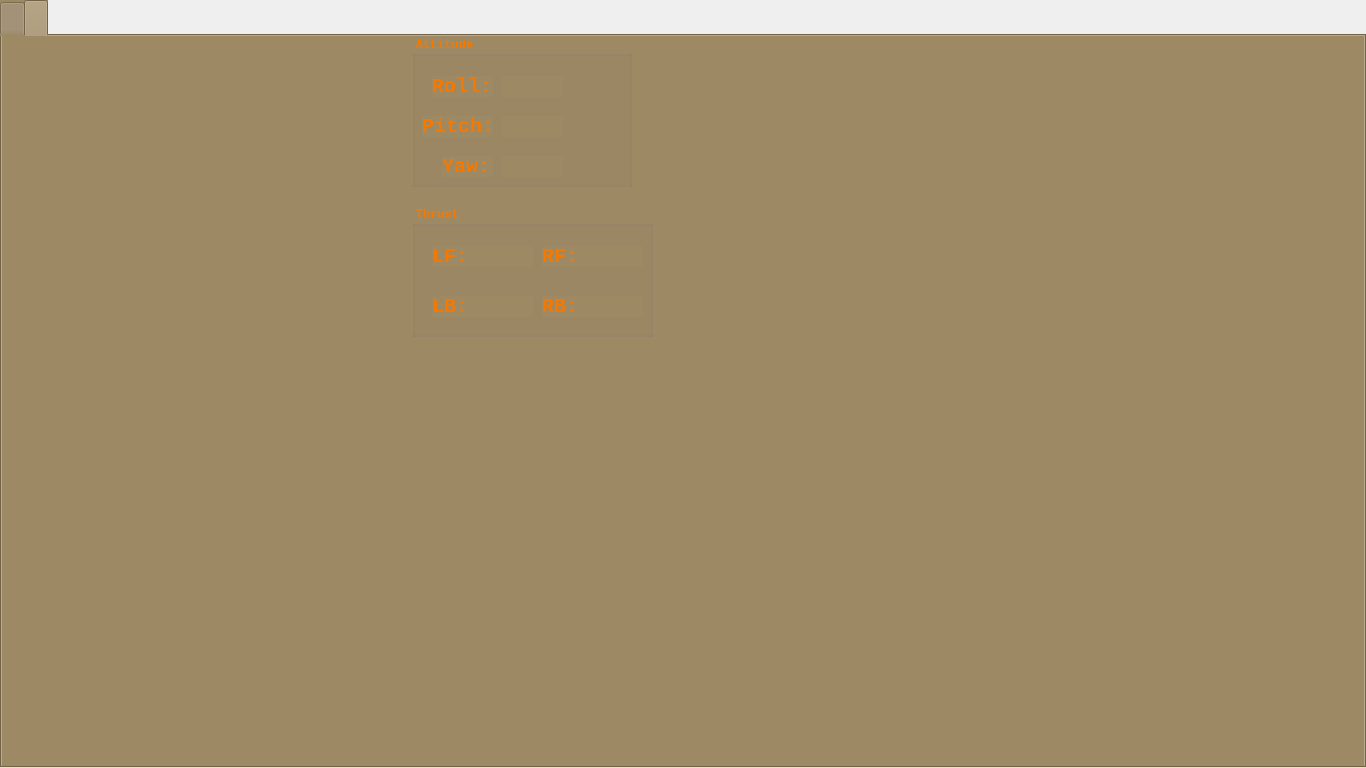
Before: the Qt Designer form GroundStation/mainwindow.ui in iron-kang/Qt, drawn with Qt 5.
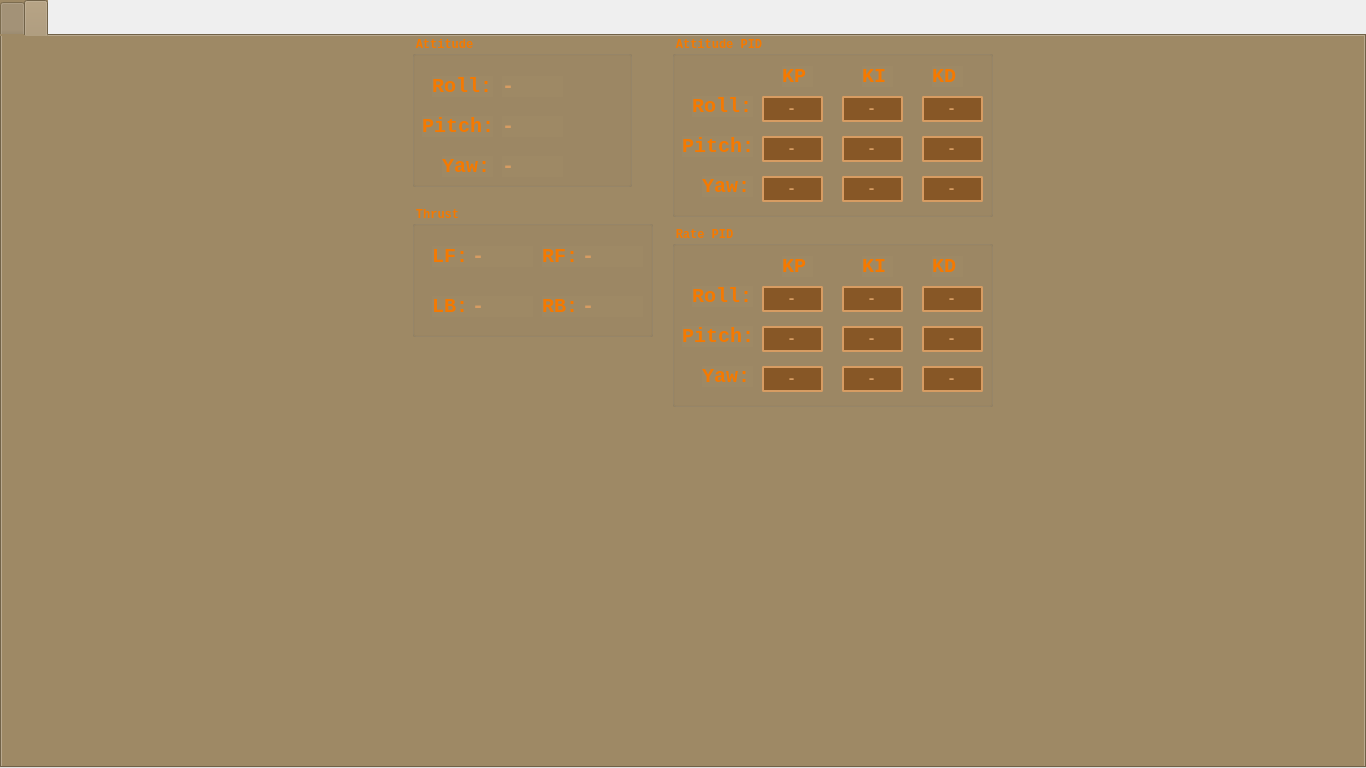
After: the same form once the commit is applied. The open tabs and pages were chosen to show the change. Icons and pictures are not drawn. Custom widgets are drawn as their Qt base class.

What changed in the file:
```diff
--- a/GroundStation/mainwindow.ui
+++ b/GroundStation/mainwindow.ui
@@ -527,10 +527,10 @@
         </font>
        </property>
        <property name="styleSheet">
-        <string notr="true">color:rgb(252, 175, 62)</string>
+        <string notr="true">color:rgb(215, 156, 98);</string>
        </property>
        <property name="text">
-        <string/>
+        <string>-</string>
        </property>
       </widget>
       <widget class="QLabel" name="val_MRF">
@@ -551,10 +551,10 @@
         </font>
        </property>
        <property name="styleSheet">
-        <string notr="true">color:rgb(252, 175, 62)</string>
+        <string notr="true">color:rgb(215, 156, 98);</string>
        </property>
        <property name="text">
-        <string/>
+        <string>-</string>
        </property>
       </widget>
       <widget class="QLabel" name="val_MRB">
@@ -575,10 +575,10 @@
         </font>
        </property>
        <property name="styleSheet">
-        <string notr="true">color:rgb(252, 175, 62)</string>
+        <string notr="true">color:rgb(215, 156, 98);</string>
        </property>
        <property name="text">
-        <string/>
+        <string>-</string>
        </property>
       </widget>
       <widget class="QLabel" name="val_MLB">
@@ -599,10 +599,10 @@
         </font>
        </property>
        <property name="styleSheet">
-        <string notr="true">color:rgb(252, 175, 62)</string>
+        <string notr="true">color:rgb(215, 156, 98);</string>
        </property>
        <property name="text">
-        <string/>
+        <string>-</string>
        </property>
       </widget>
      </widget>
@@ -646,10 +646,10 @@
         </font>
        </property>
        <property name="styleSheet">
-        <string notr="true">color:rgb(252, 175, 62)</string>
+        <string notr="true">color:rgb(215, 156, 98);</string>
        </property>
        <property name="text">
-        <string/>
+        <string>-</string>
        </property>
       </widget>
       <widget class="QLabel" name="val_roll">
@@ -670,10 +670,10 @@
         </font>
        </property>
        <property name="styleSheet">
-        <string notr="true">color:rgb(252, 175, 62)</string>
+        <string notr="true">color:rgb(215, 156, 98);</string>
        </property>
        <property name="text">
-        <string/>
+        <string>-</string>
        </property>
       </widget>
       <widget class="QLabel" name="label_pitch">
@@ -767,10 +767,10 @@
         </font>
        </property>
        <property name="styleSheet">
-        <string notr="true">color:rgb(252, 175, 62)</string>
+        <string notr="true">color:rgb(215, 156, 98);</string>
        </property>
        <property name="text">
-        <string/>
+        <string>-</string>
        </property>
       </widget>
      </widget>
@@ -794,6 +794,916 @@
        </rect>
       </property>
      </widget>
+     <widget class="QGroupBox" name="groupBox">
+      <property name="geometry">
+       <rect>
+        <x>670</x>
+        <y>0</y>
+        <width>321</width>
+        <height>181</height>
+       </rect>
+      </property>
+      <property name="font">
+       <font>
+        <family>Monospace</family>
+        <weight>75</weight>
+        <bold>true</bold>
+       </font>
+      </property>
+      <property name="styleSheet">
+       <string notr="true">color:rgb(245, 121, 0)</string>
+      </property>
+      <property name="title">
+       <string>Attitude PID</string>
+      </property>
+      <widget class="QLabel" name="label_attpid_roll">
+       <property name="geometry">
+        <rect>
+         <x>20</x>
+         <y>60</y>
+         <width>61</width>
+         <height>21</height>
+        </rect>
+       </property>
+       <property name="font">
+        <font>
+         <family>Monospace</family>
+         <pointsize>15</pointsize>
+         <weight>75</weight>
+         <bold>true</bold>
+        </font>
+       </property>
+       <property name="styleSheet">
+        <string notr="true">color:rgb(245, 121, 0)</string>
+       </property>
+       <property name="text">
+        <string>Roll:</string>
+       </property>
+      </widget>
+      <widget class="QLabel" name="label_attpid_pitch">
+       <property name="geometry">
+        <rect>
+         <x>10</x>
+         <y>100</y>
+         <width>71</width>
+         <height>21</height>
+        </rect>
+       </property>
+       <property name="font">
+        <font>
+         <family>Monospace</family>
+         <pointsize>15</pointsize>
+         <weight>75</weight>
+         <bold>true</bold>
+        </font>
+       </property>
+       <property name="styleSheet">
+        <string notr="true">color:rgb(245, 121, 0)</string>
+       </property>
+       <property name="text">
+        <string>Pitch:</string>
+       </property>
+      </widget>
+      <widget class="QLabel" name="label_attpid_yaw">
+       <property name="geometry">
+        <rect>
+         <x>30</x>
+         <y>140</y>
+         <width>51</width>
+         <height>21</height>
+        </rect>
+       </property>
+       <property name="font">
+        <font>
+         <family>Monospace</family>
+         <pointsize>15</pointsize>
+         <weight>75</weight>
+         <bold>true</bold>
+        </font>
+       </property>
+       <property name="styleSheet">
+        <string notr="true">color:rgb(245, 121, 0)</string>
+       </property>
+       <property name="text">
+        <string>Yaw:</string>
+       </property>
+      </widget>
+      <widget class="QLabel" name="label_attpid_kp">
+       <property name="geometry">
+        <rect>
+         <x>110</x>
+         <y>30</y>
+         <width>31</width>
+         <height>21</height>
+        </rect>
+       </property>
+       <property name="font">
+        <font>
+         <family>Monospace</family>
+         <pointsize>15</pointsize>
+         <weight>75</weight>
+         <bold>true</bold>
+        </font>
+       </property>
+       <property name="styleSheet">
+        <string notr="true">color:rgb(245, 121, 0)</string>
+       </property>
+       <property name="text">
+        <string>KP</string>
+       </property>
+      </widget>
+      <widget class="QLabel" name="label_attpid_ki">
+       <property name="geometry">
+        <rect>
+         <x>190</x>
+         <y>30</y>
+         <width>31</width>
+         <height>21</height>
+        </rect>
+       </property>
+       <property name="font">
+        <font>
+         <family>Monospace</family>
+         <pointsize>15</pointsize>
+         <weight>75</weight>
+         <bold>true</bold>
+        </font>
+       </property>
+       <property name="styleSheet">
+        <string notr="true">color:rgb(245, 121, 0)</string>
+       </property>
+       <property name="text">
+        <string>KI</string>
+       </property>
+      </widget>
+      <widget class="QLabel" name="label_attpid_kd">
+       <property name="geometry">
+        <rect>
+         <x>260</x>
+         <y>30</y>
+         <width>31</width>
+         <height>21</height>
+        </rect>
+       </property>
+       <property name="font">
+        <font>
+         <family>Monospace</family>
+         <pointsize>15</pointsize>
+         <weight>75</weight>
+         <bold>true</bold>
+        </font>
+       </property>
+       <property name="styleSheet">
+        <string notr="true">color:rgb(245, 121, 0)</string>
+       </property>
+       <property name="text">
+        <string>KD</string>
+       </property>
+      </widget>
+      <widget class="QLineEdit" name="ed_att_roll_kp">
+       <property name="geometry">
+        <rect>
+         <x>90</x>
+         <y>60</y>
+         <width>61</width>
+         <height>26</height>
+        </rect>
+       </property>
+       <property name="font">
+        <font>
+         <family>Monospace</family>
+         <pointsize>11</pointsize>
+         <weight>75</weight>
+         <bold>true</bold>
+        </font>
+       </property>
+       <property name="styleSheet">
+        <string notr="true">color:rgb(215, 156, 98);
+background-color:rgb(135, 87, 38);
+border-style: solid;
+border-width: 2px;
+border-radius: 2px;
+border-color: rgb(215, 156, 98);</string>
+       </property>
+       <property name="text">
+        <string>-</string>
+       </property>
+       <property name="alignment">
+        <set>Qt::AlignCenter</set>
+       </property>
+      </widget>
+      <widget class="QLineEdit" name="ed_att_roll_ki">
+       <property name="geometry">
+        <rect>
+         <x>170</x>
+         <y>60</y>
+         <width>61</width>
+         <height>26</height>
+        </rect>
+       </property>
+       <property name="font">
+        <font>
+         <family>Monospace</family>
+         <pointsize>11</pointsize>
+         <weight>75</weight>
+         <bold>true</bold>
+        </font>
+       </property>
+       <property name="styleSheet">
+        <string notr="true">color:rgb(215, 156, 98);
+background-color:rgb(135, 87, 38);
+border-style: solid;
+border-width: 2px;
+border-radius: 2px;
+border-color: rgb(215, 156, 98);</string>
+       </property>
+       <property name="text">
+        <string>-</string>
+       </property>
+       <property name="alignment">
+        <set>Qt::AlignCenter</set>
+       </property>
+      </widget>
+      <widget class="QLineEdit" name="ed_att_roll_kd">
+       <property name="geometry">
+        <rect>
+         <x>250</x>
+         <y>60</y>
+         <width>61</width>
+         <height>26</height>
+        </rect>
+       </property>
+       <property name="font">
+        <font>
+         <family>Monospace</family>
+         <pointsize>11</pointsize>
+         <weight>75</weight>
+         <bold>true</bold>
+        </font>
+       </property>
+       <property name="styleSheet">
+        <string notr="true">color:rgb(215, 156, 98);
+background-color:rgb(135, 87, 38);
+border-style: solid;
+border-width: 2px;
+border-radius: 2px;
+border-color: rgb(215, 156, 98);</string>
+       </property>
+       <property name="text">
+        <string>-</string>
+       </property>
+       <property name="alignment">
+        <set>Qt::AlignCenter</set>
+       </property>
+      </widget>
+      <widget class="QLineEdit" name="ed_att_pitch_ki">
+       <property name="geometry">
+        <rect>
+         <x>170</x>
+         <y>100</y>
+         <width>61</width>
+         <height>26</height>
+        </rect>
+       </property>
+       <property name="font">
+        <font>
+         <family>Monospace</family>
+         <pointsize>11</pointsize>
+         <weight>75</weight>
+         <bold>true</bold>
+        </font>
+       </property>
+       <property name="styleSheet">
+        <string notr="true">color:rgb(215, 156, 98);
+background-color:rgb(135, 87, 38);
+border-style: solid;
+border-width: 2px;
+border-radius: 2px;
+border-color: rgb(215, 156, 98);</string>
+       </property>
+       <property name="text">
+        <string>-</string>
+       </property>
+       <property name="alignment">
+        <set>Qt::AlignCenter</set>
+       </property>
+      </widget>
+      <widget class="QLineEdit" name="ed_att_pitch_kp">
+       <property name="geometry">
+        <rect>
+         <x>90</x>
+         <y>100</y>
+         <width>61</width>
+         <height>26</height>
+        </rect>
+       </property>
+       <property name="font">
+        <font>
+         <family>Monospace</family>
+         <pointsize>11</pointsize>
+         <weight>75</weight>
+         <bold>true</bold>
+        </font>
+       </property>
+       <property name="styleSheet">
+        <string notr="true">color:rgb(215, 156, 98);
+background-color:rgb(135, 87, 38);
+border-style: solid;
+border-width: 2px;
+border-radius: 2px;
+border-color: rgb(215, 156, 98);</string>
+       </property>
+       <property name="text">
+        <string>-</string>
+       </property>
+       <property name="alignment">
+        <set>Qt::AlignCenter</set>
+       </property>
+      </widget>
+      <widget class="QLineEdit" name="ed_att_pitch_kd">
+       <property name="geometry">
+        <rect>
+         <x>250</x>
+         <y>100</y>
+         <width>61</width>
+         <height>26</height>
+        </rect>
+       </property>
+       <property name="font">
+        <font>
+         <family>Monospace</family>
+         <pointsize>11</pointsize>
+         <weight>75</weight>
+         <bold>true</bold>
+        </font>
+       </property>
+       <property name="styleSheet">
+        <string notr="true">color:rgb(215, 156, 98);
+background-color:rgb(135, 87, 38);
+border-style: solid;
+border-width: 2px;
+border-radius: 2px;
+border-color: rgb(215, 156, 98);</string>
+       </property>
+       <property name="text">
+        <string>-</string>
+       </property>
+       <property name="alignment">
+        <set>Qt::AlignCenter</set>
+       </property>
+      </widget>
+      <widget class="QLineEdit" name="ed_att_yaw_kd">
+       <property name="geometry">
+        <rect>
+         <x>250</x>
+         <y>140</y>
+         <width>61</width>
+         <height>26</height>
+        </rect>
+       </property>
+       <property name="font">
+        <font>
+         <family>Monospace</family>
+         <pointsize>11</pointsize>
+         <weight>75</weight>
+         <bold>true</bold>
+        </font>
+       </property>
+       <property name="styleSheet">
+        <string notr="true">color:rgb(215, 156, 98);
+background-color:rgb(135, 87, 38);
+border-style: solid;
+border-width: 2px;
+border-radius: 2px;
+border-color: rgb(215, 156, 98);</string>
+       </property>
+       <property name="text">
+        <string>-</string>
+       </property>
+       <property name="alignment">
+        <set>Qt::AlignCenter</set>
+       </property>
+      </widget>
+      <widget class="QLineEdit" name="ed_att_yaw_ki">
+       <property name="geometry">
+        <rect>
+         <x>170</x>
+         <y>140</y>
+         <width>61</width>
+         <height>26</height>
+        </rect>
+       </property>
+       <property name="font">
+        <font>
+         <family>Monospace</family>
+         <pointsize>11</pointsize>
+         <weight>75</weight>
+         <bold>true</bold>
+        </font>
+       </property>
+       <property name="styleSheet">
+        <string notr="true">color:rgb(215, 156, 98);
+background-color:rgb(135, 87, 38);
+border-style: solid;
+border-width: 2px;
+border-radius: 2px;
+border-color: rgb(215, 156, 98);</string>
+       </property>
+       <property name="text">
+        <string>-</string>
+       </property>
+       <property name="alignment">
+        <set>Qt::AlignCenter</set>
+       </property>
+      </widget>
+      <widget class="QLineEdit" name="ed_att_yaw_kp">
+       <property name="geometry">
+        <rect>
+         <x>90</x>
+         <y>140</y>
+         <width>61</width>
+         <height>26</height>
+        </rect>
+       </property>
+       <property name="font">
+        <font>
+         <family>Monospace</family>
+         <pointsize>11</pointsize>
+         <weight>75</weight>
+         <bold>true</bold>
+        </font>
+       </property>
+       <property name="styleSheet">
+        <string notr="true">color:rgb(215, 156, 98);
+background-color:rgb(135, 87, 38);
+border-style: solid;
+border-width: 2px;
+border-radius: 2px;
+border-color: rgb(215, 156, 98);</string>
+       </property>
+       <property name="text">
+        <string>-</string>
+       </property>
+       <property name="alignment">
+        <set>Qt::AlignCenter</set>
+       </property>
+      </widget>
+     </widget>
+     <widget class="QGroupBox" name="groupBox_2">
+      <property name="geometry">
+       <rect>
+        <x>670</x>
+        <y>190</y>
+        <width>321</width>
+        <height>181</height>
+       </rect>
+      </property>
+      <property name="font">
+       <font>
+        <family>Monospace</family>
+        <weight>75</weight>
+        <bold>true</bold>
+       </font>
+      </property>
+      <property name="styleSheet">
+       <string notr="true">color:rgb(245, 121, 0)</string>
+      </property>
+      <property name="title">
+       <string>Rate PID</string>
+      </property>
+      <widget class="QLabel" name="label_ratpid_roll">
+       <property name="geometry">
+        <rect>
+         <x>20</x>
+         <y>60</y>
+         <width>61</width>
+         <height>21</height>
+        </rect>
+       </property>
+       <property name="font">
+        <font>
+         <family>Monospace</family>
+         <pointsize>15</pointsize>
+         <weight>75</weight>
+         <bold>true</bold>
+        </font>
+       </property>
+       <property name="styleSheet">
+        <string notr="true">color:rgb(245, 121, 0)</string>
+       </property>
+       <property name="text">
+        <string>Roll:</string>
+       </property>
+      </widget>
+      <widget class="QLabel" name="label_ratpid_pitch">
+       <property name="geometry">
+        <rect>
+         <x>10</x>
+         <y>100</y>
+         <width>71</width>
+         <height>21</height>
+        </rect>
+       </property>
+       <property name="font">
+        <font>
+         <family>Monospace</family>
+         <pointsize>15</pointsize>
+         <weight>75</weight>
+         <bold>true</bold>
+        </font>
+       </property>
+       <property name="styleSheet">
+        <string notr="true">color:rgb(245, 121, 0)</string>
+       </property>
+       <property name="text">
+        <string>Pitch:</string>
+       </property>
+      </widget>
+      <widget class="QLabel" name="label_ratpid_yaw">
+       <property name="geometry">
+        <rect>
+         <x>30</x>
+         <y>140</y>
+         <width>51</width>
+         <height>21</height>
+        </rect>
+       </property>
+       <property name="font">
+        <font>
+         <family>Monospace</family>
+         <pointsize>15</pointsize>
+         <weight>75</weight>
+         <bold>true</bold>
+        </font>
+       </property>
+       <property name="styleSheet">
+        <string notr="true">color:rgb(245, 121, 0)</string>
+       </property>
+       <property name="text">
+        <string>Yaw:</string>
+       </property>
+      </widget>
+      <widget class="QLabel" name="label_ratpid_ki">
+       <property name="geometry">
+        <rect>
+         <x>190</x>
+         <y>30</y>
+         <width>31</width>
+         <height>21</height>
+        </rect>
+       </property>
+       <property name="font">
+        <font>
+         <family>Monospace</family>
+         <pointsize>15</pointsize>
+         <weight>75</weight>
+         <bold>true</bold>
+        </font>
+       </property>
+       <property name="styleSheet">
+        <string notr="true">color:rgb(245, 121, 0)</string>
+       </property>
+       <property name="text">
+        <string>KI</string>
+       </property>
+      </widget>
+      <widget class="QLabel" name="label_ratpid_kp">
+       <property name="geometry">
+        <rect>
+         <x>110</x>
+         <y>30</y>
+         <width>31</width>
+         <height>21</height>
+        </rect>
+       </property>
+       <property name="font">
+        <font>
+         <family>Monospace</family>
+         <pointsize>15</pointsize>
+         <weight>75</weight>
+         <bold>true</bold>
+        </font>
+       </property>
+       <property name="styleSheet">
+        <string notr="true">color:rgb(245, 121, 0)</string>
+       </property>
+       <property name="text">
+        <string>KP</string>
+       </property>
+      </widget>
+      <widget class="QLabel" name="label_ratpid_kd">
+       <property name="geometry">
+        <rect>
+         <x>260</x>
+         <y>30</y>
+         <width>31</width>
+         <height>21</height>
+        </rect>
+       </property>
+       <property name="font">
+        <font>
+         <family>Monospace</family>
+         <pointsize>15</pointsize>
+         <weight>75</weight>
+         <bold>true</bold>
+        </font>
+       </property>
+       <property name="styleSheet">
+        <string notr="true">color:rgb(245, 121, 0)</string>
+       </property>
+       <property name="text">
+        <string>KD</string>
+       </property>
+      </widget>
+      <widget class="QLineEdit" name="ed_rat_roll_kd">
+       <property name="geometry">
+        <rect>
+         <x>250</x>
+         <y>60</y>
+         <width>61</width>
+         <height>26</height>
+        </rect>
+       </property>
+       <property name="font">
+        <font>
+         <family>Monospace</family>
+         <pointsize>11</pointsize>
+         <weight>75</weight>
+         <bold>true</bold>
+        </font>
+       </property>
+       <property name="styleSheet">
+        <string notr="true">color:rgb(215, 156, 98);
+background-color:rgb(135, 87, 38);
+border-style: solid;
+border-width: 2px;
+border-radius: 2px;
+border-color: rgb(215, 156, 98);</string>
+       </property>
+       <property name="text">
+        <string>-</string>
+       </property>
+       <property name="alignment">
+        <set>Qt::AlignCenter</set>
+       </property>
+      </widget>
+      <widget class="QLineEdit" name="ed_rat_roll_ki">
+       <property name="geometry">
+        <rect>
+         <x>170</x>
+         <y>60</y>
+         <width>61</width>
+         <height>26</height>
+        </rect>
+       </property>
+       <property name="font">
+        <font>
+         <family>Monospace</family>
+         <pointsize>11</pointsize>
+         <weight>75</weight>
+         <bold>true</bold>
+        </font>
+       </property>
+       <property name="styleSheet">
+        <string notr="true">color:rgb(215, 156, 98);
+background-color:rgb(135, 87, 38);
+border-style: solid;
+border-width: 2px;
+border-radius: 2px;
+border-color: rgb(215, 156, 98);</string>
+       </property>
+       <property name="text">
+        <string>-</string>
+       </property>
+       <property name="alignment">
+        <set>Qt::AlignCenter</set>
+       </property>
+      </widget>
+      <widget class="QLineEdit" name="ed_rat_roll_kp">
+       <property name="geometry">
+        <rect>
+         <x>90</x>
+         <y>60</y>
+         <width>61</width>
+         <height>26</height>
+        </rect>
+       </property>
+       <property name="font">
+        <font>
+         <family>Monospace</family>
+         <pointsize>11</pointsize>
+         <weight>75</weight>
+         <bold>true</bold>
+        </font>
+       </property>
+       <property name="styleSheet">
+        <string notr="true">color:rgb(215, 156, 98);
+background-color:rgb(135, 87, 38);
+border-style: solid;
+border-width: 2px;
+border-radius: 2px;
+border-color: rgb(215, 156, 98);</string>
+       </property>
+       <property name="text">
+        <string>-</string>
+       </property>
+       <property name="alignment">
+        <set>Qt::AlignCenter</set>
+       </property>
+      </widget>
+      <widget class="QLineEdit" name="ed_rat_pitch_kd">
+       <property name="geometry">
+        <rect>
+         <x>250</x>
+         <y>100</y>
+         <width>61</width>
+         <height>26</height>
+        </rect>
+       </property>
+       <property name="font">
+        <font>
+         <family>Monospace</family>
+         <pointsize>11</pointsize>
+         <weight>75</weight>
+         <bold>true</bold>
+        </font>
+       </property>
+       <property name="styleSheet">
+        <string notr="true">color:rgb(215, 156, 98);
+background-color:rgb(135, 87, 38);
+border-style: solid;
+border-width: 2px;
+border-radius: 2px;
+border-color: rgb(215, 156, 98);</string>
+       </property>
+       <property name="text">
+        <string>-</string>
+       </property>
+       <property name="alignment">
+        <set>Qt::AlignCenter</set>
+       </property>
+      </widget>
+      <widget class="QLineEdit" name="ed_rat_pitch_ki">
+       <property name="geometry">
+        <rect>
+         <x>170</x>
+         <y>100</y>
+         <width>61</width>
+         <height>26</height>
+        </rect>
+       </property>
+       <property name="font">
+        <font>
+         <family>Monospace</family>
+         <pointsize>11</pointsize>
+         <weight>75</weight>
+         <bold>true</bold>
+        </font>
+       </property>
+       <property name="styleSheet">
+        <string notr="true">color:rgb(215, 156, 98);
+background-color:rgb(135, 87, 38);
+border-style: solid;
+border-width: 2px;
+border-radius: 2px;
+border-color: rgb(215, 156, 98);</string>
+       </property>
+       <property name="text">
+        <string>-</string>
+       </property>
+       <property name="alignment">
+        <set>Qt::AlignCenter</set>
+       </property>
+      </widget>
+      <widget class="QLineEdit" name="ed_rat_pitch_kp">
+       <property name="geometry">
+        <rect>
+         <x>90</x>
+         <y>100</y>
+         <width>61</width>
+         <height>26</height>
+        </rect>
+       </property>
+       <property name="font">
+        <font>
+         <family>Monospace</family>
+         <pointsize>11</pointsize>
+         <weight>75</weight>
+         <bold>true</bold>
+        </font>
+       </property>
+       <property name="styleSheet">
+        <string notr="true">color:rgb(215, 156, 98);
+background-color:rgb(135, 87, 38);
+border-style: solid;
+border-width: 2px;
+border-radius: 2px;
+border-color: rgb(215, 156, 98);</string>
+       </property>
+       <property name="text">
+        <string>-</string>
+       </property>
+       <property name="alignment">
+        <set>Qt::AlignCenter</set>
+       </property>
+      </widget>
+      <widget class="QLineEdit" name="ed_rat_yaw_kp">
+       <property name="geometry">
+        <rect>
+         <x>90</x>
+         <y>140</y>
+         <width>61</width>
+         <height>26</height>
+        </rect>
+       </property>
+       <property name="font">
+        <font>
+         <family>Monospace</family>
+         <pointsize>11</pointsize>
+         <weight>75</weight>
+         <bold>true</bold>
+        </font>
+       </property>
+       <property name="styleSheet">
+        <string notr="true">color:rgb(215, 156, 98);
+background-color:rgb(135, 87, 38);
+border-style: solid;
+border-width: 2px;
+border-radius: 2px;
+border-color: rgb(215, 156, 98);</string>
+       </property>
+       <property name="text">
+        <string>-</string>
+       </property>
+       <property name="alignment">
+        <set>Qt::AlignCenter</set>
+       </property>
+      </widget>
+      <widget class="QLineEdit" name="ed_rat_yaw_ki">
+       <property name="geometry">
+        <rect>
+         <x>170</x>
+         <y>140</y>
+         <width>61</width>
+         <height>26</height>
+        </rect>
+       </property>
+       <property name="font">
+        <font>
+         <family>Monospace</family>
+         <pointsize>11</pointsize>
+         <weight>75</weight>
+         <bold>true</bold>
+        </font>
+       </property>
+       <property name="styleSheet">
+        <string notr="true">color:rgb(215, 156, 98);
+background-color:rgb(135, 87, 38);
+border-style: solid;
+border-width: 2px;
+border-radius: 2px;
+border-color: rgb(215, 156, 98);</string>
+       </property>
+       <property name="text">
+        <string>-</string>
+       </property>
+       <property name="alignment">
+        <set>Qt::AlignCenter</set>
+       </property>
+      </widget>
+      <widget class="QLineEdit" name="ed_rat_yaw_kd">
+       <property name="geometry">
+        <rect>
+         <x>250</x>
+         <y>140</y>
+         <width>61</width>
+         <height>26</height>
+        </rect>
+       </property>
+       <property name="font">
+        <font>
+         <family>Monospace</family>
+         <pointsize>11</pointsize>
+         <weight>75</weight>
+         <bold>true</bold>
+        </font>
+       </property>
+       <property name="styleSheet">
+        <string notr="true">color:rgb(215, 156, 98);
+background-color:rgb(135, 87, 38);
+border-style: solid;
+border-width: 2px;
+border-radius: 2px;
+border-color: rgb(215, 156, 98);</string>
+       </property>
+       <property name="text">
+        <string>-</string>
+       </property>
+       <property name="alignment">
+        <set>Qt::AlignCenter</set>
+       </property>
+      </widget>
+     </widget>
     </widget>
    </widget>
   </widget>
```
Left out of the diff: 9 changed lines with no effect on the pictures.
